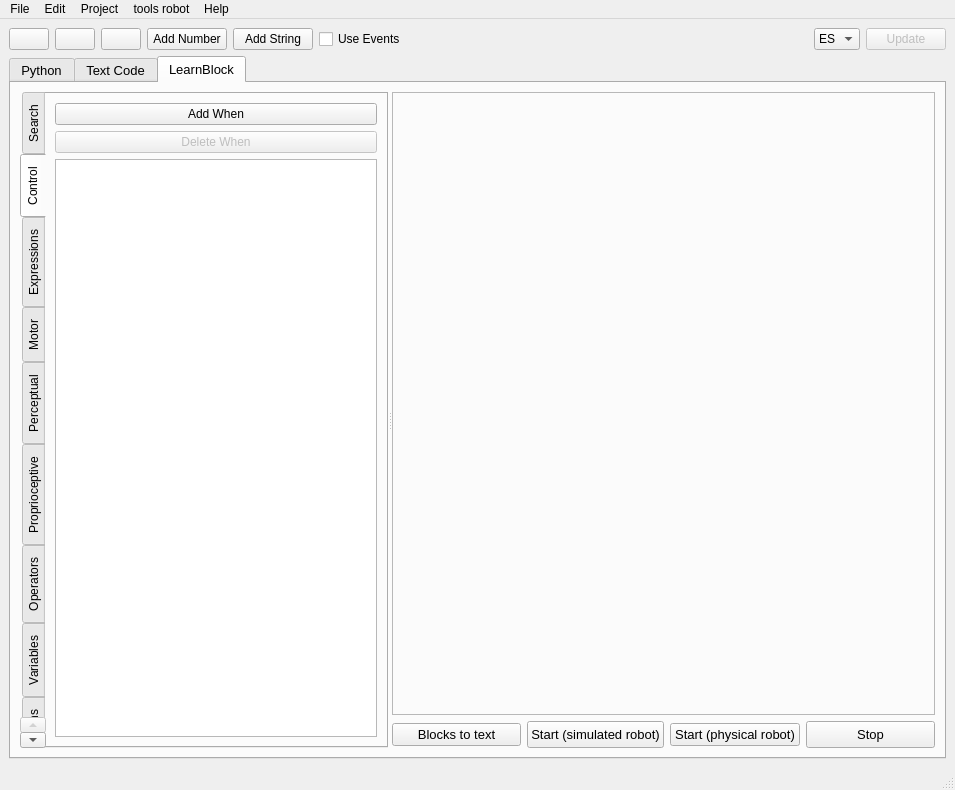
Old version of the form learnbot_dsl/guis/Learnblock.ui in the repository robocomp/LearnBlock.
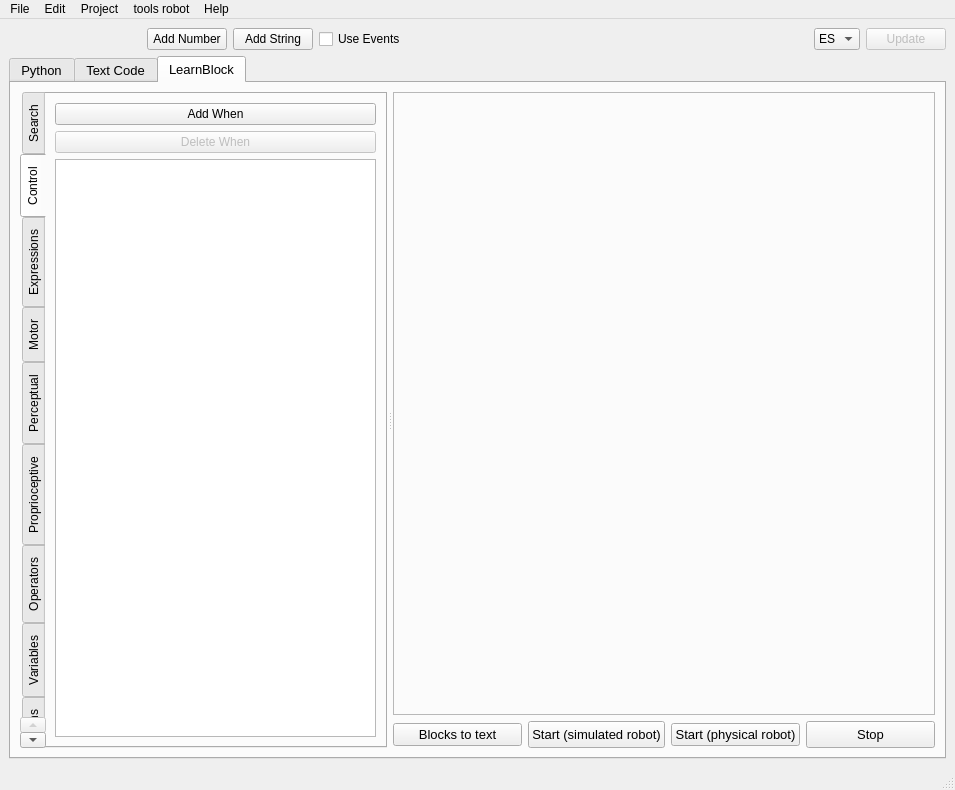
New version of the form.

Commit message: update block button for see only icon in left update splitter size

```diff
--- a/learnbot_dsl/guis/Learnblock.ui
+++ b/learnbot_dsl/guis/Learnblock.ui
@@ -31,6 +31,9 @@
         <property name="text">
          <string/>
         </property>
+        <property name="flat">
+         <bool>true</bool>
+        </property>
        </widget>
       </item>
       <item>
@@ -41,6 +44,9 @@
         <property name="text">
          <string/>
         </property>
+        <property name="flat">
+         <bool>true</bool>
+        </property>
        </widget>
       </item>
       <item>
@@ -54,6 +60,9 @@
         <property name="checkable">
          <bool>true</bool>
         </property>
+        <property name="flat">
+         <bool>true</bool>
+        </property>
        </widget>
       </item>
       <item>
@@ -401,22 +410,37 @@
        <layout class="QGridLayout" name="gridLayout">
         <item row="0" column="0">
          <widget class="QSplitter" name="splitter">
-          <property name="maximumSize">
-           <size>
-            <width>16777215</width>
-            <height>16777215</height>
-           </size>
+          <property name="sizePolicy">
+           <sizepolicy hsizetype="Preferred" vsizetype="Preferred">
+            <horstretch>0</horstretch>
+            <verstretch>0</verstretch>
+           </sizepolicy>
           </property>
           <property name="orientation">
            <enum>Qt::Horizontal</enum>
           </property>
+          <property name="opaqueResize">
+           <bool>true</bool>
+          </property>
+          <property name="handleWidth">
+           <number>6</number>
+          </property>
+          <property name="childrenCollapsible">
+           <bool>true</bool>
+          </property>
           <widget class="QTabWidget" name="functions">
            <property name="enabled">
             <bool>true</bool>
            </property>
+           <property name="sizePolicy">
+            <sizepolicy hsizetype="Preferred" vsizetype="Preferred">
+             <horstretch>0</horstretch>
+             <verstretch>0</verstretch>
+            </sizepolicy>
+           </property>
            <property name="maximumSize">
             <size>
-             <width>500</width>
+             <width>16777215</width>
              <height>16777215</height>
             </size>
            </property>
```
Left out of the diff: 6 changed lines with no effect on the pictures. The commit also changes 4 other files.
